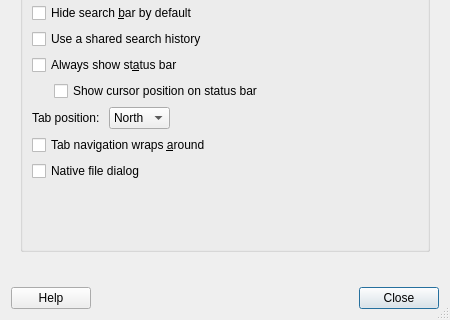
Old version of the form featherpad/prefDialog.ui in the repository tembun/fpad; both pictures show x 0 to 450 and y 210 to 530 of the 450 by 530 pixel window.
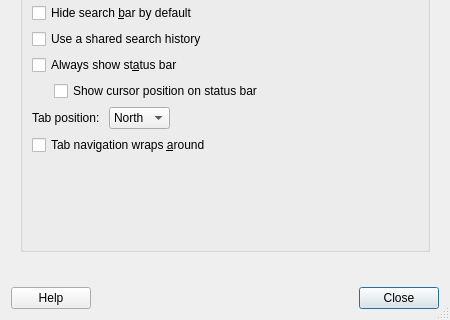
New version of the form. Icons and pictures are not drawn.

Commit message: remove native file dialog setting

Diff of the .ui file:
```diff
--- a/featherpad/prefDialog.ui
+++ b/featherpad/prefDialog.ui
@@ -313,19 +313,6 @@
                 </property>
                </widget>
               </item>
-              <item>
-               <widget class="QCheckBox" name="nativeDialogBox">
-                <property name="toolTip">
-                 <string>If this is checked, the file dialog provided by the current
-desktop environment will be used instead of the Qt file dialog.
-
-Some desktop environments, like KDE and LXQt, provide files dialogs.</string>
-                </property>
-                <property name="text">
-                 <string>Native file dialog</string>
-                </property>
-               </widget>
-              </item>
               <item>
                <spacer name="verticalSpacer">
                 <property name="orientation">
```
The commit also changes 6 other files.
